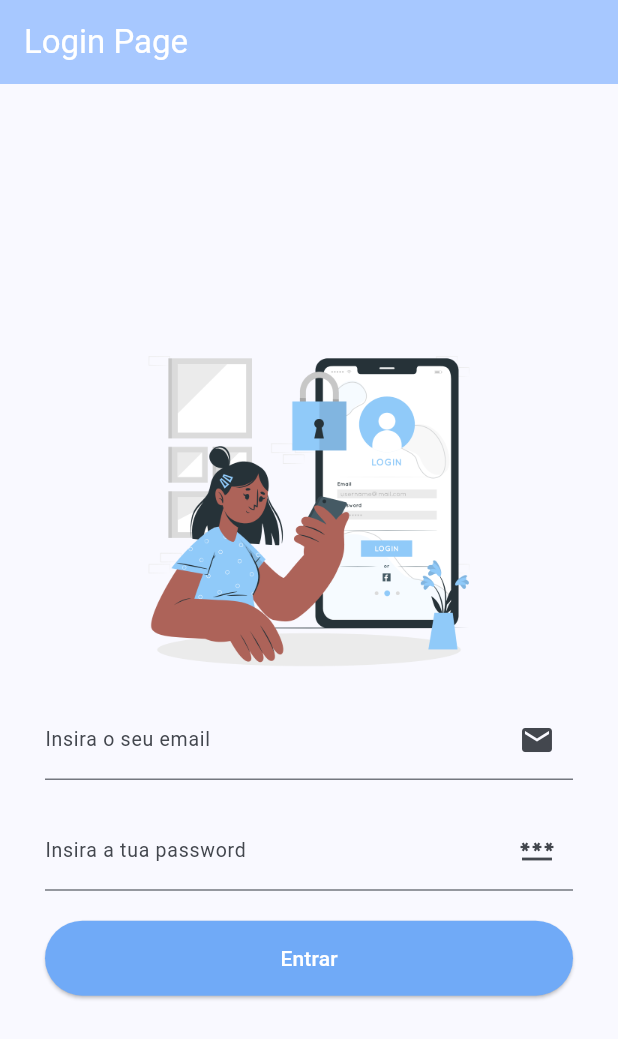
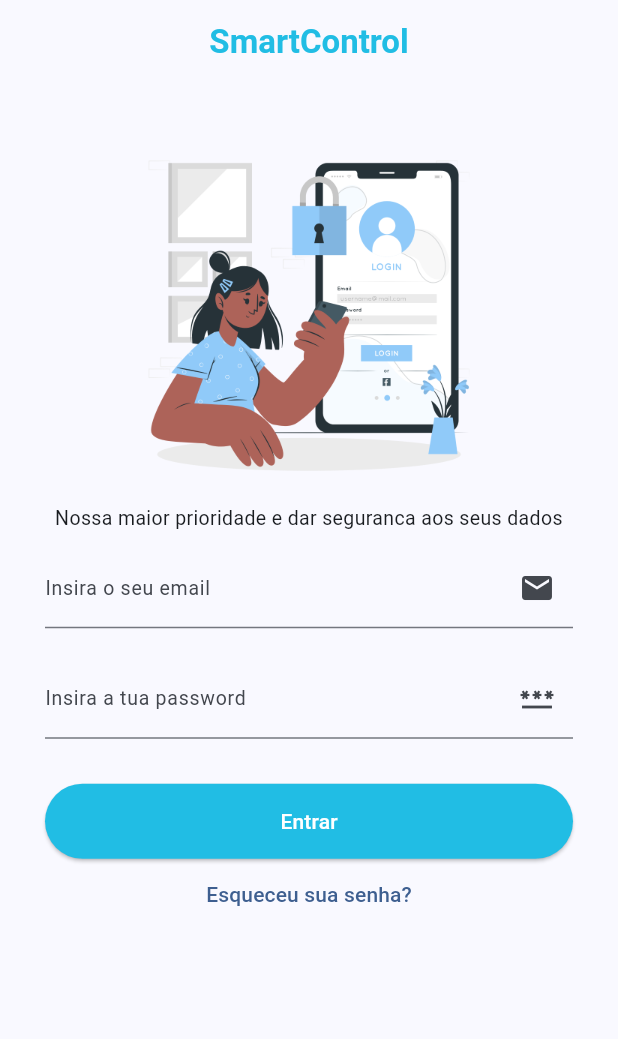
Before and after one commit to Leovigildo-Loureiro-Joao/LoginPage_Flutter, a Flutter app: the screen it shows after launch, on a phone screen of 412 x 824 dp. Shown: the top 1039 px of the screen. Run offline on Flutter 3.47's test engine with Material 3 defaults, Android fonts, the phone set to English and light mode, and no system bars.

Commit message:
commit new files

```diff
--- /dev/null
+++ b/lib/homescreen.dart
@@ -0,0 +1,22 @@
+import 'package:flutter/material.dart';
+
+class HomeScreen extends StatelessWidget{
+  @override
+  Widget build(BuildContext context) {
+    return Scaffold(
+      appBar: AppBar(
+        title: Text("WinnerPage",
+         style: TextStyle(
+            color: const Color.fromARGB(255, 33, 189, 228),
+            fontWeight: FontWeight.bold
+
+          )),
+        centerTitle: true,
+
+      ),
+      body: Center(
+        child: Text("Bem vindo Leovigildo ao Flutter!!!"),
+      ),
+    );
+  }
+}
--- /dev/null
+++ b/lib/loginscreen.dart
@@ -0,0 +1,132 @@
+import 'package:flutter/material.dart';
+import 'theme.dart';
+import 'homescreen.dart';
+class LoginScreen extends StatefulWidget {
+  const LoginScreen({super.key, required this.title,});
+
+  final String title;
+
+  @override
+  State<LoginScreen> createState() => _MyHomePageState();
+}
+
+class _MyHomePageState extends State<LoginScreen> {
+
+  // ISSO É LÓGICA PURA! 👇
+  TextEditingController emailController = TextEditingController();
+  WidgetStatesController button=WidgetStatesController();
+  TextEditingController passwordController = TextEditingController();
+  bool isLoading = false;
+  bool erro=false;
+  // E ISSO TAMBÉM É LÓGICA! 👇
+  void fakeLogin() async {
+    setState(() => isLoading = true);          // ✅ LÓGICA DE ESTADO
+    await Future.delayed(Duration(seconds: 2)); // ✅ LÓGICA TEMPORAL
+    if (!emailController.text.contains("@") && emailController.text.length<1) {
+      print("Erro!!! email mal inserido");
+      erro=true;
+    }if (passwordController.text.length<6) {
+      print("Erro!!! password muito curta");
+      erro=true;
+    }
+    if (!erro) {
+      Navigator.pushReplacement(
+        context,
+        MaterialPageRoute(builder: (context) => HomeScreen()),
+      );
+    }
+    setState(() => isLoading = false);         // ✅ LÓGICA DE ESTADO
+  }
+
+  @override
+  Widget build(BuildContext context) {
+
+    return Scaffold(
+      appBar: AppBar(
+        centerTitle: true,
+        title:Text(
+          widget.title,
+          style: TextStyle(
+            color: primaryColor,
+            fontWeight: FontWeight.bold
+
+          ),
+        ),
+      ),
+      body: Align(
+        alignment: Alignment.topCenter,
+        child:Container(
+        padding: EdgeInsets.all(10),
+        width: 500,
+        margin: EdgeInsets.only(left: 20,right: 20),
+        alignment: Alignment.topCenter,
+        child: Column(
+          children: <Widget>[
+             SizedBox(height: 20),
+            Image(image: AssetImage("assets/login.png"),
+              width: 250,
+            ),
+
+            Text(
+              "Nossa maior prioridade e dar seguranca aos seus dados",
+              textAlign: TextAlign.center,
+              style: TextStyle(
+                fontSize: 13
+              ),
+            ),
+            SizedBox(height: 10),
+            Column(
+              children: [
+                TextField(
+
+                  controller: emailController,
+                  decoration: InputDecoration(
+                    labelText: "Insira o seu email",
+                    suffixIcon: Icon(Icons.email),
+                    labelStyle: TextStyle(
+                      fontSize: 13
+                    )
+                  ),
+                ),
+                 SizedBox(height: 20),
+                TextField(
+                  obscureText: true,
+                  controller: passwordController,
+                  decoration: InputDecoration(
+                    labelText: "Insira a tua password",
+                    suffixIcon: Icon(
+                      Icons.password_sharp
+                    ),
+                    labelStyle: TextStyle(
+                      fontSize: 13
+                    )
+
+                  ),
+                ),
+                 SizedBox(height: 30),
+            isLoading?
+            CircularProgressIndicator()
+            :ElevatedButton(onPressed:fakeLogin, child: Text("Entrar"),
+
+                style: ButtonStyle(
+                  minimumSize: WidgetStatePropertyAll<Size>(
+                    Size(500,50)
+                  ) ,
+                 foregroundColor: WidgetStatePropertyAll<Color>(
+                    Colors.white
+                  ) ,
+                  backgroundColor:  WidgetStatePropertyAll<Color>(
+                    primaryColor
+                  )
+                ),
+              )
+              ],
+            ),
+            TextButton(onPressed: ()=>{}, child: Text("Esqueceu sua senha?"))
+          ],
+        ),
+      ),
+      )
+    );
+  }
+}
--- a/lib/main.dart
+++ b/lib/main.dart
@@ -1,5 +1,5 @@
 import 'package:flutter/material.dart';
-
+import 'loginscreen.dart';
 void main() {
   runApp(const MyApp());
 }
@@ -14,95 +14,9 @@ class MyApp extends StatelessWidget {
       title: 'Flutter Demo',
       debugShowCheckedModeBanner: false,
       theme: ThemeData(
-        colorScheme: ColorScheme.fromSeed(seedColor: const Color.fromARGB(255, 58, 112, 183)),
-
+        colorScheme: ColorScheme.fromSeed(seedColor: const Color(0xFF3A70B7)),
       ),
-      home: const LoginScreen(title: 'Login Page'),
+      home: const LoginScreen(title: 'SmartControl'),
     );
   }
 }
-
-class LoginScreen extends StatefulWidget {
-  const LoginScreen({super.key, required this.title});
-
-  final String title;
-
-  @override
-  State<LoginScreen> createState() => _MyHomePageState();
-}
-
-class _MyHomePageState extends State<LoginScreen> {
-
-  @override
-  Widget build(BuildContext context) {
-
-    return Scaffold(
-      appBar: AppBar(
-        backgroundColor: Theme.of(context).colorScheme.inversePrimary,
-        title: Column(
-          children: [
-            Text(
-            widget.title,
-            style: TextStyle(
-              color: Colors.white
-            ),
-          ),
-
-          ],
-        )
-      ),
-      body: Container(
-        padding: EdgeInsets.all(10),
-        width: 500,
-        margin: EdgeInsets.all(20),
-        alignment: Alignment.center,
-        child: Column(
-          mainAxisAlignment: MainAxisAlignment.center,
-          children: <Widget>[
-            Image(image: AssetImage("assets/login.png"),
-            width: 250,),
-            Column(
-              spacing: 20,
-              children: [
-                TextField(
-              decoration: InputDecoration(
-                labelText: "Insira o seu email",
-                suffixIcon: Icon(Icons.email),
-                labelStyle: TextStyle(
-                  fontSize: 13
-                )
-              ),
-            ),
-            TextField(
-              obscureText: true,
-              decoration: InputDecoration(
-                labelText: "Insira a tua password",
-                suffixIcon: Icon(Icons.password_sharp),
-                labelStyle: TextStyle(
-                  fontSize: 13
-                )
-
-              ),
-            ),
-            ElevatedButton(onPressed:  ()=>{}, child: Text("Entrar"),
-                style: ButtonStyle(
-
-                  minimumSize: MaterialStatePropertyAll<Size>(
-                    Size(500,50)
-                  ) ,
-                 foregroundColor: MaterialStatePropertyAll<Color>(
-                    Color.fromARGB(255, 255, 255, 255)
-                  ) ,
-                  backgroundColor: MaterialStatePropertyAll<Color>(
-                    Color.fromARGB(255, 112, 170, 247)
-                  )
-                ),
-              )
-              ],
-            )
-          ],
-        ),
-      ),
-    );
-  }
-}
--- /dev/null
+++ b/lib/theme.dart
@@ -0,0 +1,5 @@
+import 'package:flutter/material.dart';
+
+export '';
+
+const primaryColor=Color(0xFF21BDE4);
```
Also changed, not shown: 1 other file.
